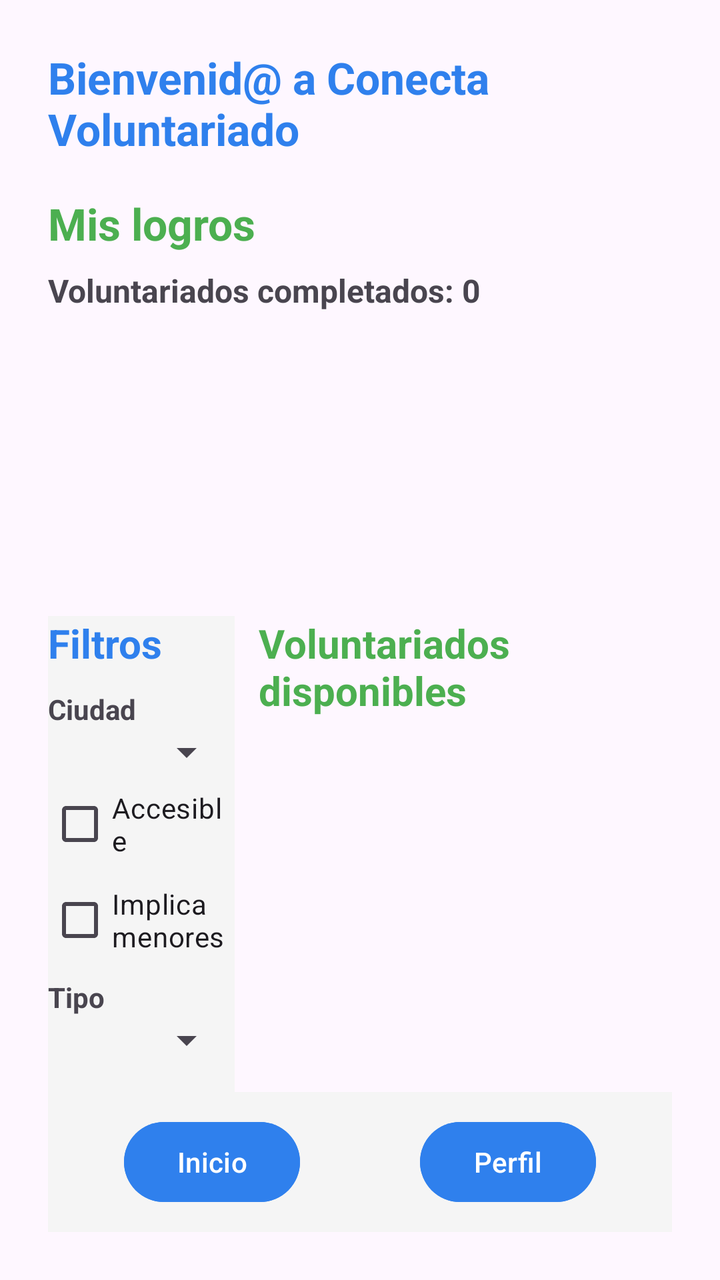
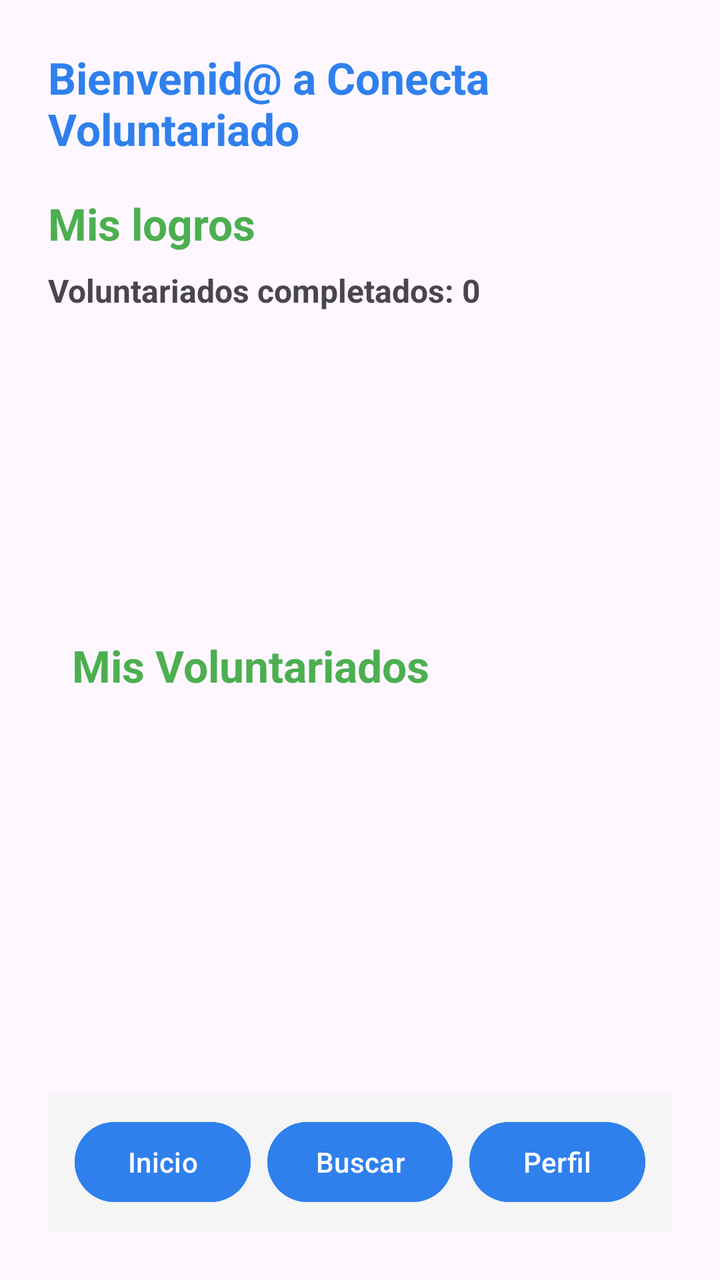

Compare the two renders of this Android layout. The source of the first and the diff that turns it into the second are given below.
<!-- AndroidManifest.xml: application theme Theme.Conecta_Voluntariado_TFG -->
<!-- res/layout/activity_volunteer_home.xml -->
<?xml version="1.0" encoding="utf-8"?>
<androidx.constraintlayout.widget.ConstraintLayout xmlns:android="http://schemas.android.com/apk/res/android"
    xmlns:app="http://schemas.android.com/apk/res-auto"
    xmlns:tools="http://schemas.android.com/tools"
    android:id="@+id/main"
    android:layout_width="match_parent"
    android:layout_height="match_parent"
    android:padding="24dp"
    tools:context=".VolunteerHomeActivity">

    <TextView
        android:layout_width="wrap_content"
        android:layout_height="wrap_content"
        android:id="@+id/tvVolunteerHomeTitle"
        android:text="Bienvenid@ a Conecta Voluntariado"
        android:textColor="@color/brand_blue"
        android:textSize="22sp"
        android:textStyle="bold"
        app:layout_constraintTop_toTopOf="parent"
        app:layout_constraintStart_toStartOf="parent"
        app:layout_constraintEnd_toEndOf="parent" />

    <LinearLayout
        android:layout_width="0dp"
        android:layout_height="wrap_content"
        android:id="@+id/linearLayoutAchievements"
        android:layout_marginTop="10dp"
        android:orientation="vertical"
        app:layout_constraintTop_toBottomOf="@id/tvVolunteerHomeTitle"
        app:layout_constraintStart_toStartOf="parent"
        app:layout_constraintEnd_toEndOf="parent">

        <TextView
            android:layout_width="wrap_content"
            android:layout_height="wrap_content"
            android:text="Mis logros"
            android:layout_marginTop="8dp"
            android:textColor="@color/light_green"
            android:textSize="22sp"
            android:textStyle="bold" />

        <TextView
            android:layout_width="wrap_content"
            android:layout_height="wrap_content"
            android:id="@+id/tvCompletedVolunteerings"
            android:text="Voluntariados completados: 0"
            android:layout_marginTop="8dp"
            android:textSize="16sp"
            android:textStyle="bold" />

        <androidx.recyclerview.widget.RecyclerView
            android:layout_width="match_parent"
            android:layout_height="130dp"
            android:id="@+id/rvAchievements"
            android:layout_marginTop="12dp"
            tools:listitem="@layout/item_achievement" />

    </LinearLayout>

    <LinearLayout
        android:layout_width="0dp"
        android:layout_height="0dp"
        android:id="@+id/linearLayoutBottomContent"
        android:layout_marginTop="10dp"
        android:orientation="horizontal"
        android:weightSum="10"
        app:layout_constraintTop_toBottomOf="@id/linearLayoutAchievements"
        app:layout_constraintBottom_toTopOf="@id/bottomBar"
        app:layout_constraintStart_toStartOf="parent"
        app:layout_constraintEnd_toEndOf="parent">

        <LinearLayout
            android:layout_width="0dp"
            android:layout_height="match_parent"
            android:id="@+id/linearLayoutFilters"
            android:layout_weight="3"
            android:orientation="vertical"
            android:background="@color/light_gray">

            <TextView
                android:layout_width="wrap_content"
                android:layout_height="wrap_content"
                android:text="Filtros"
                android:textColor="@color/brand_blue"
                android:textSize="20sp"
                android:textStyle="bold" />

            <TextView
                android:layout_width="match_parent"
                android:layout_height="wrap_content"
                android:id="@+id/tvFilterCity"
                android:layout_marginTop="10dp"
                android:text="Ciudad"
                android:textStyle="bold" />

            <Spinner
                android:layout_width="match_parent"
                android:layout_height="wrap_content"
                android:id="@+id/spCityFilter" />

            <CheckBox
                android:layout_width="match_parent"
                android:layout_height="wrap_content"
                android:id="@+id/cbAccessible"
                android:text="Accesible" />

            <CheckBox
                android:layout_width="match_parent"
                android:layout_height="wrap_content"
                android:id="@+id/cbMinors"
                android:text="Implica menores" />

            <TextView
                android:layout_width="match_parent"
                android:layout_height="wrap_content"
                android:id="@+id/tvFilterType"
                android:layout_marginTop="5dp"
                android:text="Tipo"
                android:textStyle="bold" />

            <Spinner
                android:layout_width="match_parent"
                android:layout_height="wrap_content"
                android:id="@+id/spTypeFilter" />

            <Button
                android:layout_width="match_parent"
                android:layout_height="wrap_content"
                android:id="@+id/btnApplyFilters"
                android:layout_marginTop="15dp"
                android:text="Aplicar"
                android:backgroundTint="@color/brand_blue" />

            <Button
                android:layout_width="match_parent"
                android:layout_height="wrap_content"
                android:id="@+id/btnClearFilters"
                android:layout_marginTop="8dp"
                android:text="Limpiar"
                android:backgroundTint="@color/brand_blue" />

        </LinearLayout>

        <LinearLayout
            android:layout_width="0dp"
            android:layout_height="match_parent"
            android:id="@+id/linearLayoutVolunteerings"
            android:layout_weight="7"
            android:orientation="vertical"
            android:paddingStart="12dp">

            <TextView
                android:layout_width="wrap_content"
                android:layout_height="wrap_content"
                android:text="Voluntariados disponibles"
                android:textColor="@color/light_green"
                android:textSize="20sp"
                android:textStyle="bold" />

            <TextView
                android:layout_width="wrap_content"
                android:layout_height="wrap_content"
                android:id="@+id/textEmpty"
                android:text="No hay voluntariados disponibles"
                android:layout_marginTop="16dp"
                android:textSize="16sp"
                android:visibility="gone" />

            <androidx.recyclerview.widget.RecyclerView
                android:layout_width="match_parent"
                android:layout_height="0dp"
                android:id="@+id/rvVolunteerings"
                android:layout_marginTop="12dp"
                android:layout_weight="1"
                tools:listitem="@layout/item_volunteering_volunteer" />

        </LinearLayout>

    </LinearLayout>

    <LinearLayout
        android:layout_width="0dp"
        android:layout_height="70dp"
        android:id="@+id/bottomBar"
        android:background="@color/light_gray"
        android:orientation="horizontal"
        android:padding="8dp"
        android:weightSum="2"
        app:layout_constraintBottom_toBottomOf="parent"
        app:layout_constraintStart_toStartOf="parent"
        app:layout_constraintEnd_toEndOf="parent">

        <LinearLayout
            android:layout_width="0dp"
            android:layout_height="match_parent"
            android:layout_weight="1"
            android:gravity="center"
            android:orientation="vertical">

            <Button
                android:layout_width="wrap_content"
                android:layout_height="wrap_content"
                android:id="@+id/btnHomeVolunteer"
                android:text="Inicio"
                android:backgroundTint="@color/brand_blue" />
        </LinearLayout>

        <LinearLayout
            android:layout_width="0dp"
            android:layout_height="match_parent"
            android:layout_weight="1"
            android:gravity="center"
            android:orientation="vertical">

            <Button
                android:layout_width="wrap_content"
                android:layout_height="wrap_content"
                android:id="@+id/btnProfileVolunteer"
                android:text="Perfil"
                android:backgroundTint="@color/brand_blue" />
        </LinearLayout>

    </LinearLayout>
</androidx.constraintlayout.widget.ConstraintLayout>
<!-- res/layout/item_achievement.xml (included above) -->
<?xml version="1.0" encoding="utf-8"?>
<LinearLayout xmlns:android="http://schemas.android.com/apk/res/android"
    android:layout_width="match_parent"
    android:layout_height="wrap_content"
    android:orientation="vertical"
    android:padding="16dp"
    android:layout_margin="8dp"
    android:background="@color/light_gray">

    <ImageView
        android:layout_width="100dp"
        android:layout_height="100dp"
        android:id="@+id/ivAchievementIcon"
        android:src="@drawable/achievement1"
        android:layout_gravity="center" />

    <TextView
        android:layout_width="match_parent"
        android:layout_height="wrap_content"
        android:id="@+id/tvAchievementTitle"
        android:text="Primera Huella Solidaria"
        android:textColor="@color/light_green"
        android:textSize="20sp"
        android:textStyle="bold"
        android:layout_marginTop="8dp"
         android:gravity="center" />

    <TextView
        android:layout_width="match_parent"
        android:layout_height="wrap_content"
        android:id="@+id/tvAchievementDescription"
        android:layout_marginTop="6dp"
        android:text="¡Enhorabuena! Tu primera experiencia como voluntari@ queda grabada como el inicio de algo maravilloso. Descubriste que ayudar también transforma a quien ayuda"
        android:textSize="14sp"
        android:gravity="center" />

</LinearLayout>
<!-- res/layout/item_volunteering_volunteer.xml (included above) -->
<?xml version="1.0" encoding="utf-8"?>
<LinearLayout xmlns:android="http://schemas.android.com/apk/res/android"
    android:layout_width="match_parent"
    android:layout_height="wrap_content"
    android:layout_marginBottom="12dp"
    android:orientation="vertical"
    android:padding="24dp"
    android:background="@color/white">

    <TextView
        android:layout_width="match_parent"
        android:layout_height="wrap_content"
        android:id="@+id/tvItemTitle"
        android:text="Creando Sonrisas"
        android:textColor="@color/brand_blue"
        android:textSize="18sp"
        android:textStyle="bold" />

    <TextView
        android:layout_width="match_parent"
        android:layout_height="wrap_content"
        android:id="@+id/tvItemType"
        android:layout_marginTop="6dp"
        android:text="Tipo: Social" />

    <TextView
        android:layout_width="match_parent"
        android:layout_height="wrap_content"
        android:id="@+id/tvItemDescription"
        android:layout_marginTop="6dp"
        android:text="Actividades lúdicas con personas con diversidad funcional" />

    <TextView
        android:layout_width="match_parent"
        android:layout_height="wrap_content"
        android:id="@+id/tvItemCity"
        android:layout_marginTop="6dp"
        android:text="Ciudad: Madrid" />

    <TextView
        android:layout_width="match_parent"
        android:layout_height="wrap_content"
        android:id="@+id/tvItemAddress"
        android:layout_marginTop="6dp"
        android:text="Dirección: Calle del Pez, 5" />

    <TextView
        android:layout_width="match_parent"
        android:layout_height="wrap_content"
        android:id="@+id/tvItemDate"
        android:layout_marginTop="6dp"
        android:text="Fecha y hora: 01/04/2026 15:00" />

    <TextView
        android:layout_width="match_parent"
        android:layout_height="wrap_content"
        android:id="@+id/tvItemMinors"
        android:layout_marginTop="6dp"
        android:text="Implica menores (Requiere certificado de delitos sexuales)"
        android:textStyle="bold"
        android:textColor="@color/light_red" />

    <TextView
        android:layout_width="match_parent"
        android:layout_height="wrap_content"
        android:id="@+id/tvItemAccessibility"
        android:layout_marginTop="6dp"
        android:text="Accesible para personas con movilidad reducida"
        android:textStyle="bold" />

    <TextView
        android:layout_width="match_parent"
        android:layout_height="wrap_content"
        android:id="@+id/tvItemStatus"
        android:layout_marginTop="6dp"
        android:text="Estado: Activo"
        android:textStyle="bold" />

    <Button
        android:layout_width="match_parent"
        android:layout_height="wrap_content"
        android:id="@+id/btnSignUpVolunteering"
        android:layout_marginTop="10dp"
        android:text="Inscribirse"
        android:backgroundTint="@color/light_green" />

</LinearLayout>
<!-- resources referenced by this layout -->
<resources>
  <color name="brand_blue">#2F80ED</color>
  <color name="light_gray">#F5F5F5</color>
  <color name="light_green">#4CAF50</color>
  <color name="light_red">#D32F2F</color>
  <color name="white">#FFFFFFFF</color>
  <!-- drawable achievement1: png bitmap (drawable, 469043 bytes) -->
  <style name="Theme.Conecta_Voluntariado_TFG" parent="Base.Theme.Conecta_Voluntariado_TFG" />
  <style name="Base.Theme.Conecta_Voluntariado_TFG" parent="Theme.Material3.DayNight.NoActionBar">
          
          
      </style>
</resources>

<!-- the commit's change to res/layout/activity_volunteer_home.xml (unified diff, before → after) -->
@@ -63,98 +63,26 @@
         android:id="@+id/linearLayoutBottomContent"
         android:layout_marginTop="10dp"
         android:orientation="horizontal"
-        android:weightSum="10"
         app:layout_constraintTop_toBottomOf="@id/linearLayoutAchievements"
         app:layout_constraintBottom_toTopOf="@id/bottomBar"
         app:layout_constraintStart_toStartOf="parent"
         app:layout_constraintEnd_toEndOf="parent">
 
         <LinearLayout
-            android:layout_width="0dp"
-            android:layout_height="match_parent"
-            android:id="@+id/linearLayoutFilters"
-            android:layout_weight="3"
+            android:layout_width="match_parent"
+            android:layout_height="match_parent"
+            android:id="@+id/linearLayoutVolunteerings"
             android:orientation="vertical"
-            android:background="@color/light_gray">
+            android:layout_weight="1"
+            android:paddingStart="12dp">
 
             <TextView
                 android:layout_width="wrap_content"
                 android:layout_height="wrap_content"
-                android:text="Filtros"
-                android:textColor="@color/brand_blue"
-                android:textSize="20sp"
-                android:textStyle="bold" />
-
-            <TextView
-                android:layout_width="match_parent"
-                android:layout_height="wrap_content"
-                android:id="@+id/tvFilterCity"
+                android:text="Mis Voluntariados"
                 android:layout_marginTop="10dp"
-                android:text="Ciudad"
-                android:textStyle="bold" />
-
-            <Spinner
-                android:layout_width="match_parent"
-                android:layout_height="wrap_content"
-                android:id="@+id/spCityFilter" />
-
-            <CheckBox
-                android:layout_width="match_parent"
-                android:layout_height="wrap_content"
-                android:id="@+id/cbAccessible"
-                android:text="Accesible" />
-
-            <CheckBox
-                android:layout_width="match_parent"
-                android:layout_height="wrap_content"
-                android:id="@+id/cbMinors"
-                android:text="Implica menores" />
-
-            <TextView
-                android:layout_width="match_parent"
-                android:layout_height="wrap_content"
-                android:id="@+id/tvFilterType"
-                android:layout_marginTop="5dp"
-                android:text="Tipo"
-                android:textStyle="bold" />
-
-            <Spinner
-                android:layout_width="match_parent"
-                android:layout_height="wrap_content"
-                android:id="@+id/spTypeFilter" />
-
-            <Button
-                android:layout_width="match_parent"
-                android:layout_height="wrap_content"
-                android:id="@+id/btnApplyFilters"
-                android:layout_marginTop="15dp"
-                android:text="Aplicar"
-                android:backgroundTint="@color/brand_blue" />
-
-            <Button
-                android:layout_width="match_parent"
-                android:layout_height="wrap_content"
-                android:id="@+id/btnClearFilters"
-                android:layout_marginTop="8dp"
-                android:text="Limpiar"
-                android:backgroundTint="@color/brand_blue" />
-
-        </LinearLayout>
-
-        <LinearLayout
-            android:layout_width="0dp"
-            android:layout_height="match_parent"
-            android:id="@+id/linearLayoutVolunteerings"
-            android:layout_weight="7"
-            android:orientation="vertical"
-            android:paddingStart="12dp">
-
-            <TextView
-                android:layout_width="wrap_content"
-                android:layout_height="wrap_content"
-                android:text="Voluntariados disponibles"
                 android:textColor="@color/light_green"
-                android:textSize="20sp"
+                android:textSize="22sp"
                 android:textStyle="bold" />
 
             <TextView
@@ -167,12 +95,12 @@
                 android:visibility="gone" />
 
             <androidx.recyclerview.widget.RecyclerView
+                android:id="@+id/rvVolunteerings"
                 android:layout_width="match_parent"
                 android:layout_height="0dp"
-                android:id="@+id/rvVolunteerings"
-                android:layout_marginTop="12dp"
+                android:layout_marginTop="5dp"
                 android:layout_weight="1"
-                tools:listitem="@layout/item_volunteering_volunteer" />
+                tools:listitem="@layout/item_my_volunteering" />
 
         </LinearLayout>
 
@@ -185,7 +113,7 @@
         android:background="@color/light_gray"
         android:orientation="horizontal"
         android:padding="8dp"
-        android:weightSum="2"
+        android:weightSum="3"
         app:layout_constraintBottom_toBottomOf="parent"
         app:layout_constraintStart_toStartOf="parent"
         app:layout_constraintEnd_toEndOf="parent">
@@ -215,12 +143,28 @@
             <Button
                 android:layout_width="wrap_content"
                 android:layout_height="wrap_content"
+                android:id="@+id/btnSearchVolunteer"
+                android:text="Buscar"
+                android:backgroundTint="@color/brand_blue" />
+        </LinearLayout>
+
+        <LinearLayout
+            android:layout_width="0dp"
+            android:layout_height="match_parent"
+            android:layout_weight="1"
+            android:gravity="center"
+            android:orientation="vertical">
+
+            <Button
+                android:layout_width="wrap_content"
+                android:layout_height="wrap_content"
                 android:id="@+id/btnProfileVolunteer"
                 android:text="Perfil"
                 android:backgroundTint="@color/brand_blue" />
         </LinearLayout>
 
     </LinearLayout>
+
 </androidx.constraintlayout.widget.ConstraintLayout>
 <!-- res/layout/item_achievement.xml (included above) -->
 <?xml version="1.0" encoding="utf-8"?>
@@ -260,14 +204,14 @@
         android:gravity="center" />
 
 </LinearLayout>
-<!-- res/layout/item_volunteering_volunteer.xml (included above) -->
+<!-- res/layout/item_my_volunteering.xml (included above) -->
 <?xml version="1.0" encoding="utf-8"?>
 <LinearLayout xmlns:android="http://schemas.android.com/apk/res/android"
     android:layout_width="match_parent"
     android:layout_height="wrap_content"
-    android:layout_marginBottom="12dp"
     android:orientation="vertical"
     android:padding="24dp"
+    android:layout_marginBottom="12dp"
     android:background="@color/white">
 
     <TextView
@@ -282,6 +226,27 @@
     <TextView
         android:layout_width="match_parent"
         android:layout_height="wrap_content"
+        android:id="@+id/tvItemDescription"
+        android:layout_marginTop="6dp"
+        android:text="En este voluntariado realizaremos actividades lúdicas con personas con diversidad funcional" />
+
+    <TextView
+        android:layout_width="match_parent"
+        android:layout_height="wrap_content"
+        android:id="@+id/tvItemCity"
+        android:layout_marginTop="6dp"
+        android:text="Ciudad: Madrid" />
+
+    <TextView
+        android:layout_width="match_parent"
+        android:layout_height="wrap_content"
+        android:id="@+id/tvItemAddress"
+        android:layout_marginTop="6dp"
+        android:text="Dirección: Calle del Pez, 5" />
+
+    <TextView
+        android:layout_width="match_parent"
+        android:layout_height="wrap_content"
         android:id="@+id/tvItemType"
         android:layout_marginTop="6dp"
         android:text="Tipo: Social" />
@@ -289,30 +254,17 @@
     <TextView
         android:layout_width="match_parent"
         android:layout_height="wrap_content"
-        android:id="@+id/tvItemDescription"
-        android:layout_marginTop="6dp"
-        android:text="Actividades lúdicas con personas con diversidad funcional" />
-
-    <TextView
-        android:layout_width="match_parent"
-        android:layout_height="wrap_content"
-        android:id="@+id/tvItemCity"
-        android:layout_marginTop="6dp"
-        android:text="Ciudad: Madrid" />
-
-    <TextView
-        android:layout_width="match_parent"
-        android:layout_height="wrap_content"
-        android:id="@+id/tvItemAddress"
-        android:layout_marginTop="6dp"
-        android:text="Dirección: Calle del Pez, 5" />
-
-    <TextView
-        android:layout_width="match_parent"
-        android:layout_height="wrap_content"
         android:id="@+id/tvItemDate"
         android:layout_marginTop="6dp"
         android:text="Fecha y hora: 01/04/2026 15:00" />
+
+    <TextView
+        android:layout_width="match_parent"
+        android:layout_height="wrap_content"
+        android:id="@+id/tvItemAccessibility"
+        android:layout_marginTop="6dp"
+        android:text="Accesible para personas con movilidad reducida"
+        android:textStyle="bold" />
 
     <TextView
         android:layout_width="match_parent"
@@ -326,25 +278,9 @@
     <TextView
         android:layout_width="match_parent"
         android:layout_height="wrap_content"
-        android:id="@+id/tvItemAccessibility"
-        android:layout_marginTop="6dp"
-        android:text="Accesible para personas con movilidad reducida"
+        android:id="@+id/tvItemStatus"
+        android:layout_marginTop="6dp"
+        android:text="Estado: Inscrito"
         android:textStyle="bold" />
 
-    <TextView
-        android:layout_width="match_parent"
-        android:layout_height="wrap_content"
-        android:id="@+id/tvItemStatus"
-        android:layout_marginTop="6dp"
-        android:text="Estado: Activo"
-        android:textStyle="bold" />
-
-    <Button
-        android:layout_width="match_parent"
-        android:layout_height="wrap_content"
-        android:id="@+id/btnSignUpVolunteering"
-        android:layout_marginTop="10dp"
-        android:text="Inscribirse"
-        android:backgroundTint="@color/light_green" />
-
 </LinearLayout>
